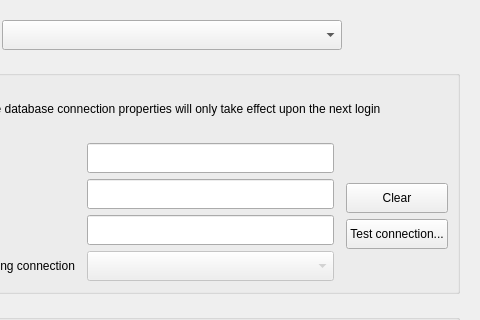
Old version of the form ui/ui_options.ui in the repository gltn/stdm; both pictures show x 146 to 626 and y 0 to 320 of the 626 by 612 pixel window.
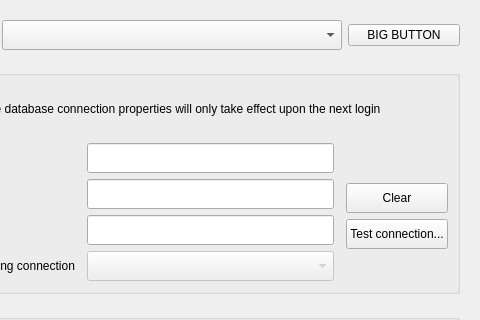
New version of the form. Icons and pictures are not drawn.

```diff
--- a/ui/ui_options.ui
+++ b/ui/ui_options.ui
@@ -497,6 +497,13 @@
          </layout>
         </widget>
        </item>
+       <item row="0" column="4">
+        <widget class="QPushButton" name="pushButton">
+         <property name="text">
+          <string>BIG BUTTON</string>
+         </property>
+        </widget>
+       </item>
       </layout>
      </widget>
     </widget>
```
